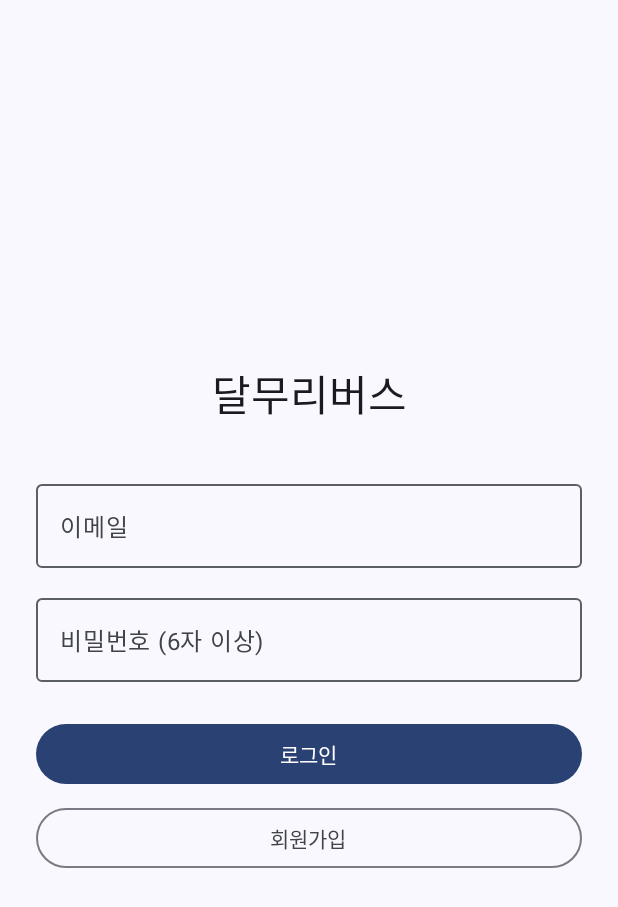
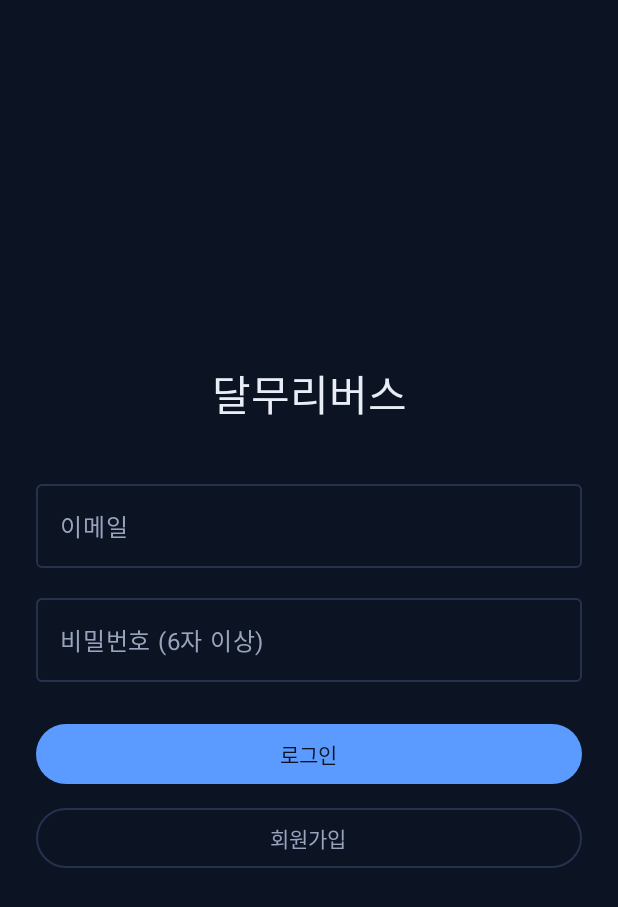
Before and after one commit to hoon7964/Project_MP, an Android app built with Jetpack Compose: the screen it shows after launch (MainActivity), on a phone screen of 412 x 824 dp. Shown: the top 907 px of the screen. Run offline under Robolectric (Android 15) with nearby library versions, the phone set to English and light mode, and no system bars; our stand-ins replace Firebase (no records; nobody signed in at launch, a user with empty details on screens opened directly).

Commit message:
[프론트] F2 앱 뼈대: 다크 테마(관제와 같은 색), Navigation login→map·history, 지도+하단 시트, AppContainer

```diff
--- /dev/null
+++ b/DalmuriBus/app/src/main/java/com/dalmuri/bus/AppContainer.kt
@@ -0,0 +1,11 @@
+package com.dalmuri.bus
+
+import android.content.Context
+
+/**
+ * 앱 전체가 같이 쓰는 객체를 한 곳에서 만들어 두는 상자 (Hilt 대신 손으로 하는 의존성 연결).
+ * 화면(ViewModel)은 여기서 꺼내 쓴다.
+ *  - F3: 서버 API(진짜/Fake)를 여기에 추가
+ *  - F4: 정류장·지도 저장소(Room)를 여기에 추가
+ */
+class AppContainer(val context: Context)
--- a/DalmuriBus/app/src/main/java/com/dalmuri/bus/DalmuriApp.kt
+++ b/DalmuriBus/app/src/main/java/com/dalmuri/bus/DalmuriApp.kt
@@ -4,6 +4,15 @@ import android.app.Application
 
 /**
  * 앱 전체에서 하나만 있는 Application.
- * F2에서 여기에 간단한 컨테이너(API, 저장소)를 붙인다. Hilt는 안 쓴다.
+ * 앱이 켜질 때 AppContainer를 한 번 만들어 둔다. Hilt는 안 쓴다.
  */
-class DalmuriApp : Application()
+class DalmuriApp : Application() {
+
+    lateinit var container: AppContainer
+        private set
+
+    override fun onCreate() {
+        super.onCreate()
+        container = AppContainer(this)
+    }
+}
--- a/DalmuriBus/app/src/main/java/com/dalmuri/bus/MainActivity.kt
+++ b/DalmuriBus/app/src/main/java/com/dalmuri/bus/MainActivity.kt
@@ -1,62 +1,32 @@
 package com.dalmuri.bus
 
+import android.graphics.Color
 import android.os.Bundle
 import androidx.activity.ComponentActivity
+import androidx.activity.SystemBarStyle
 import androidx.activity.compose.setContent
 import androidx.activity.enableEdgeToEdge
-import androidx.compose.foundation.layout.Arrangement
-import androidx.compose.foundation.layout.Column
 import androidx.compose.foundation.layout.fillMaxSize
-import androidx.compose.foundation.layout.padding
 import androidx.compose.material3.MaterialTheme
-import androidx.compose.material3.Scaffold
-import androidx.compose.material3.Text
-import androidx.compose.runtime.Composable
-import androidx.compose.runtime.getValue
-import androidx.compose.runtime.mutableStateOf
-import androidx.compose.runtime.saveable.rememberSaveable
-import androidx.compose.runtime.setValue
-import androidx.compose.ui.Alignment
+import androidx.compose.material3.Surface
 import androidx.compose.ui.Modifier
-import com.dalmuri.bus.ui.login.LoginScreen
+import com.dalmuri.bus.ui.DalmuriNavHost
 import com.dalmuri.bus.ui.theme.DalmuriBusTheme
-import com.google.firebase.auth.FirebaseAuth
 
 class MainActivity : ComponentActivity() {
     override fun onCreate(savedInstanceState: Bundle?) {
         super.onCreate(savedInstanceState)
-        enableEdgeToEdge()
+        // 앱은 항상 다크 테마라 상태바·내비게이션바 아이콘도 항상 밝은색으로
+        enableEdgeToEdge(
+            statusBarStyle = SystemBarStyle.dark(Color.TRANSPARENT),
+            navigationBarStyle = SystemBarStyle.dark(Color.TRANSPARENT),
+        )
         setContent {
             DalmuriBusTheme {
-                // 앱이 켜질 때 이미 로그인돼 있으면 바로 메인 (Firebase가 로그인 상태를 기기에 저장해 둠)
-                var loggedIn by rememberSaveable {
-                    mutableStateOf(FirebaseAuth.getInstance().currentUser != null)
-                }
-                Scaffold(modifier = Modifier.fillMaxSize()) { innerPadding ->
-                    if (loggedIn) {
-                        MainPlaceholder(Modifier.padding(innerPadding))
-                    } else {
-                        LoginScreen(
-                            onLoggedIn = { loggedIn = true },
-                            modifier = Modifier.padding(innerPadding),
-                        )
-                    }
+                Surface(modifier = Modifier.fillMaxSize(), color = MaterialTheme.colorScheme.background) {
+                    DalmuriNavHost()
                 }
             }
         }
     }
 }
-
-/** 임시 메인 화면. F2에서 Navigation("login" → "map")과 지도 화면 구조로 바꾼다. */
-@Composable
-fun MainPlaceholder(modifier: Modifier = Modifier) {
-    val email = FirebaseAuth.getInstance().currentUser?.email ?: ""
-    Column(
-        modifier = modifier.fillMaxSize(),
-        verticalArrangement = Arrangement.Center,
-        horizontalAlignment = Alignment.CenterHorizontally,
-    ) {
-        Text("메인 화면 (F2에서 지도)", style = MaterialTheme.typography.titleMedium)
-        Text("로그인됨: $email", style = MaterialTheme.typography.bodyMedium)
-    }
-}
--- /dev/null
+++ b/DalmuriBus/app/src/main/java/com/dalmuri/bus/ui/DalmuriNavHost.kt
@@ -0,0 +1,59 @@
+package com.dalmuri.bus.ui
+
+import androidx.compose.foundation.layout.Box
+import androidx.compose.foundation.layout.fillMaxSize
+import androidx.compose.foundation.layout.safeDrawingPadding
+import androidx.compose.material3.MaterialTheme
+import androidx.compose.material3.Text
+import androidx.compose.runtime.Composable
+import androidx.compose.runtime.remember
+import androidx.compose.ui.Alignment
+import androidx.compose.ui.Modifier
+import androidx.navigation.compose.NavHost
+import androidx.navigation.compose.composable
+import androidx.navigation.compose.rememberNavController
+import com.dalmuri.bus.ui.login.LoginScreen
+import com.dalmuri.bus.ui.map.MapScreen
+import com.google.firebase.auth.FirebaseAuth
+
+/** 화면 주소 (ROLE_FRONT.md F2: "login" → "map", "history"는 자리만) */
+object Routes {
+    const val LOGIN = "login"
+    const val MAP = "map"
+    const val HISTORY = "history"
+}
+
+/** 앱의 화면 이동 전체. 로그인돼 있으면 지도(메인)부터, 아니면 로그인부터 시작한다. */
+@Composable
+fun DalmuriNavHost() {
+    val nav = rememberNavController()
+    val start = remember {
+        if (FirebaseAuth.getInstance().currentUser != null) Routes.MAP else Routes.LOGIN
+    }
+
+    NavHost(navController = nav, startDestination = start) {
+
+        composable(Routes.LOGIN) {
+            LoginScreen(
+                onLoggedIn = {
+                    // 메인으로 가면서 로그인 화면은 뒤로가기 목록에서 지움 (뒤로가기로 다시 안 나오게)
+                    nav.navigate(Routes.MAP) {
+                        popUpTo(Routes.LOGIN) { inclusive = true }
+                    }
+                },
+                modifier = Modifier.safeDrawingPadding(),
+            )
+        }
+
+        composable(Routes.MAP) {
+            MapScreen()
+        }
+
+        composable(Routes.HISTORY) {
+            // 추가 기능(이용 내역) 자리만. 11/30 이후에 채운다.
+            Box(Modifier.fillMaxSize().safeDrawingPadding(), contentAlignment = Alignment.Center) {
+                Text("이용 내역 (추가 기능)", color = MaterialTheme.colorScheme.onSurfaceVariant)
+            }
+        }
+    }
+}
--- a/DalmuriBus/app/src/main/java/com/dalmuri/bus/ui/theme/Color.kt
+++ b/DalmuriBus/app/src/main/java/com/dalmuri/bus/ui/theme/Color.kt
@@ -2,10 +2,15 @@ package com.dalmuri.bus.ui.theme
 
 import androidx.compose.ui.graphics.Color
 
-val Purple80 = Color(0xFFD0BCFF)
-val PurpleGrey80 = Color(0xFFCCC2DC)
-val Pink80 = Color(0xFFEFB8C8)
+// 웹 관제(web/index.html) 밤 테마와 같은 색. 앱과 관제가 같은 색으로 보이게 한다.
+val Night = Color(0xFF0C1424)      // 배경
+val Night2 = Color(0xFF121C31)     // 시트·카드
+val Night3 = Color(0xFF1A2640)     // 한 단계 밝은 면 (지도 자리 등)
+val Line = Color(0xFF25324E)       // 테두리
+val Ink = Color(0xFFE9EDF6)        // 글자
+val Ink2 = Color(0xFF98A3BD)       // 보조 글자
 
-val Purple40 = Color(0xFF6650a4)
-val PurpleGrey40 = Color(0xFF625b71)
-val Pink40 = Color(0xFF7D5260)
+val BoardBlue = Color(0xFF5B9BFF)  // 승차 = 블루 (승차 거점 HUB 정류장도 이 색)
+val MoonGold = Color(0xFFF2C46D)   // 하차 = 달빛 골드 (주거지 HOME 정류장도 이 색)
+val Ok = Color(0xFF7FD1A4)         // 완료·정상
+val Warn = Color(0xFFF08A7E)       // 에러·배차 불가
--- a/DalmuriBus/app/src/main/java/com/dalmuri/bus/ui/theme/Theme.kt
+++ b/DalmuriBus/app/src/main/java/com/dalmuri/bus/ui/theme/Theme.kt
@@ -1,58 +1,39 @@
 package com.dalmuri.bus.ui.theme
 
-import android.app.Activity
-import android.os.Build
-import androidx.compose.foundation.isSystemInDarkTheme
 import androidx.compose.material3.MaterialTheme
 import androidx.compose.material3.darkColorScheme
-import androidx.compose.material3.dynamicDarkColorScheme
-import androidx.compose.material3.dynamicLightColorScheme
-import androidx.compose.material3.lightColorScheme
 import androidx.compose.runtime.Composable
-import androidx.compose.ui.platform.LocalContext
 
-private val DarkColorScheme = darkColorScheme(
-    primary = Purple80,
-    secondary = PurpleGrey80,
-    tertiary = Pink80
-)
-
-private val LightColorScheme = lightColorScheme(
-    primary = Purple40,
-    secondary = PurpleGrey40,
-    tertiary = Pink40
-
-    /* Other default colors to override
-    background = Color(0xFFFFFBFE),
-    surface = Color(0xFFFFFBFE),
-    onPrimary = Color.White,
-    onSecondary = Color.White,
-    onTertiary = Color.White,
-    onBackground = Color(0xFF1C1B1F),
-    onSurface = Color(0xFF1C1B1F),
-    */
+/** 달무리버스는 심야 서비스라 항상 다크 테마 하나만 쓴다 (폰 설정·배경화면 색을 따라가지 않음). */
+private val DalmuriColorScheme = darkColorScheme(
+    primary = BoardBlue,
+    onPrimary = Night,
+    secondary = MoonGold,
+    onSecondary = Night,
+    tertiary = Ok,
+    onTertiary = Night,
+    background = Night,
+    onBackground = Ink,
+    surface = Night2,
+    onSurface = Ink,
+    surfaceVariant = Night3,
+    onSurfaceVariant = Ink2,
+    surfaceContainerLowest = Night,
+    surfaceContainerLow = Night2,
+    surfaceContainer = Night2,
+    surfaceContainerHigh = Night3,
+    surfaceContainerHighest = Night3,
+    outline = Line,
+    outlineVariant = Line,
+    error = Warn,
+    onError = Night,
 )
 
 @Composable
-fun DalmuriBusTheme(
-    darkTheme: Boolean = isSystemInDarkTheme(),
-    // Dynamic color is available on Android 12+
-    dynamicColor: Boolean = true,
-    content: @Composable () -> Unit
-) {
-    val colorScheme = when {
-        dynamicColor && Build.VERSION.SDK_INT >= Build.VERSION_CODES.S -> {
-            val context = LocalContext.current
-            if (darkTheme) dynamicDarkColorScheme(context) else dynamicLightColorScheme(context)
-        }
-
-        darkTheme -> DarkColorScheme
-        else -> LightColorScheme
-    }
-
+fun DalmuriBusTheme(content: @Composable () -> Unit) {
     MaterialTheme(
-        colorScheme = colorScheme,
+        colorScheme = DalmuriColorScheme,
         typography = Typography,
-        content = content
+        content = content,
     )
 }
```
Also changed, not shown: DalmuriBus/app/src/main/java/com/dalmuri/bus/ui/map/MapScreen.kt (added, +83 -0 lines).
